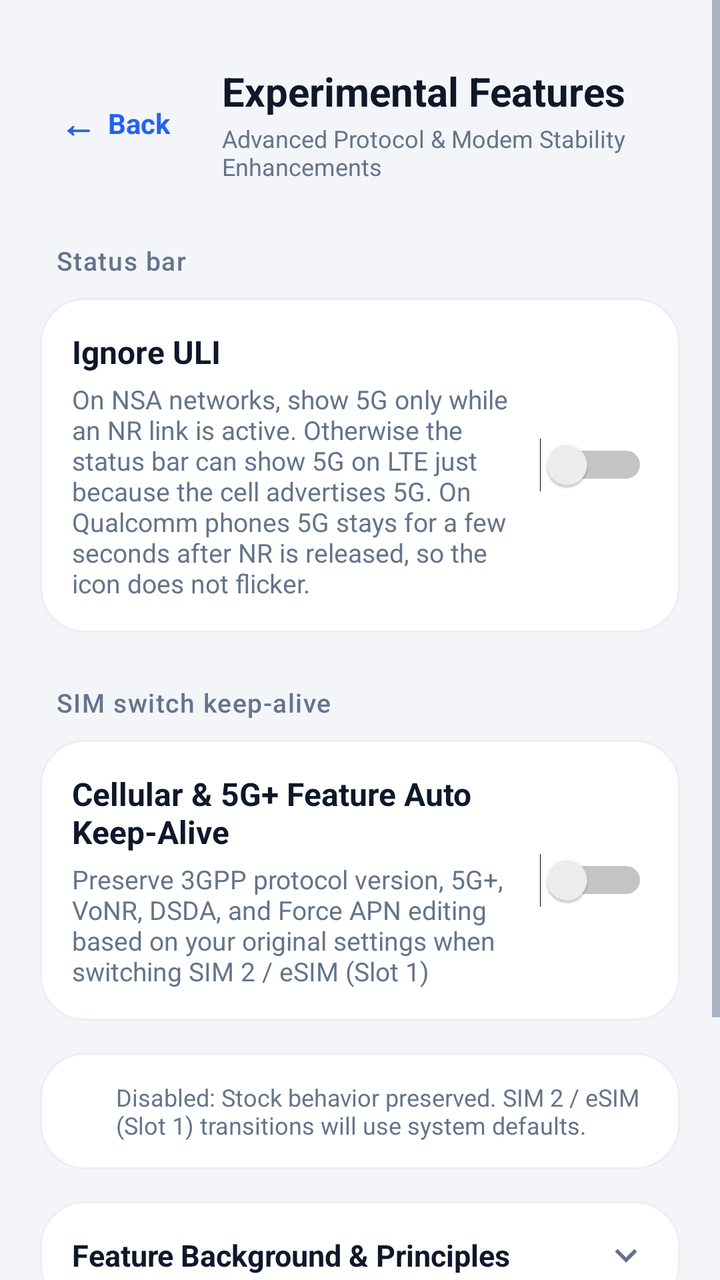
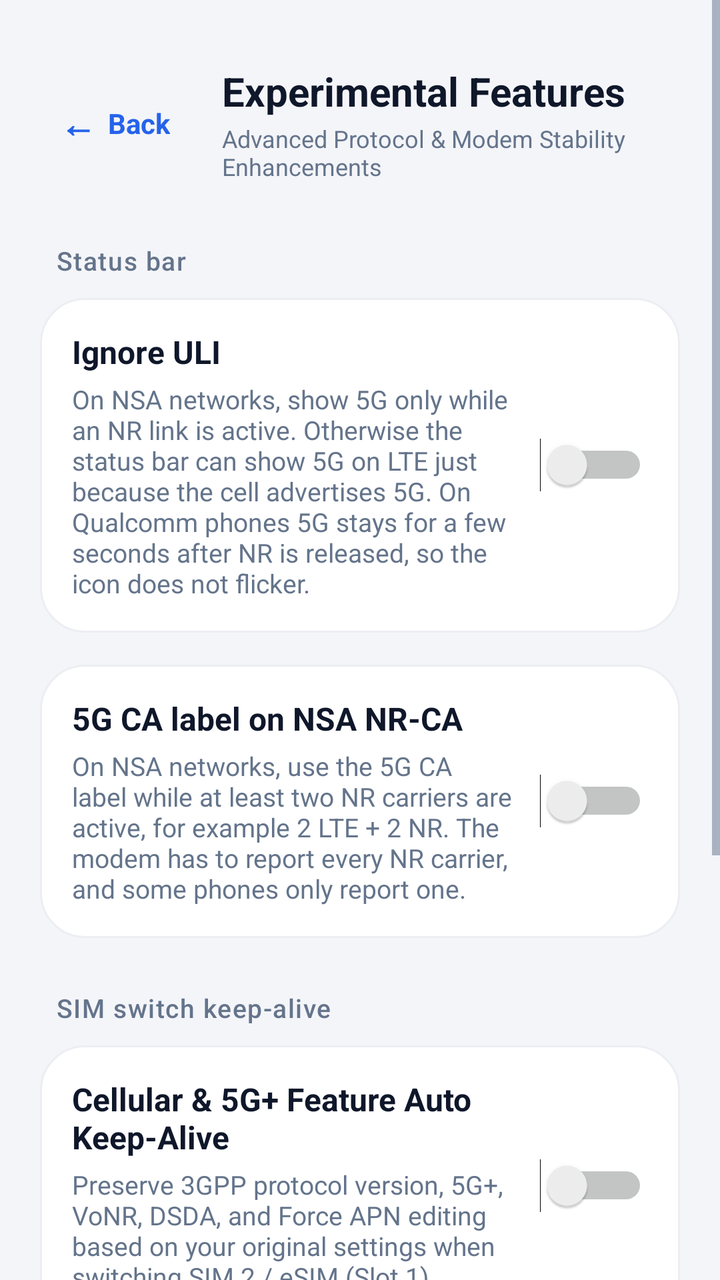

Before-and-after screenshots of an Android layout around one commit, followed by the original layout XML and the change that was made.
<!-- AndroidManifest.xml: application theme AppTheme -->
<!-- res/layout/activity_experimental.xml -->
<?xml version="1.0" encoding="utf-8"?>
<ScrollView xmlns:android="http://schemas.android.com/apk/res/android"
    android:layout_width="match_parent"
    android:layout_height="match_parent"
    android:background="@color/background"
    android:fillViewport="true">

    <LinearLayout
        android:layout_width="match_parent"
        android:layout_height="wrap_content"
        android:orientation="vertical"
        android:padding="20dp">

        
        <LinearLayout
            android:layout_width="match_parent"
            android:layout_height="wrap_content"
            android:orientation="horizontal"
            android:gravity="center_vertical"
            android:layout_marginBottom="20dp"
            android:paddingTop="12dp">

            <LinearLayout
                android:id="@+id/btn_back"
                android:layout_width="wrap_content"
                android:layout_height="wrap_content"
                android:orientation="horizontal"
                android:gravity="center_vertical"
                android:background="@drawable/bg_tab_unselected"
                android:clickable="true"
                android:focusable="true"
                android:paddingStart="10dp"
                android:paddingEnd="12dp"
                android:paddingTop="6dp"
                android:paddingBottom="6dp">

                <TextView
                    android:layout_width="wrap_content"
                    android:layout_height="wrap_content"
                    android:text="←"
                    android:textColor="@color/accent"
                    android:textSize="18sp"
                    android:textStyle="bold"
                    android:layout_marginEnd="6dp" />

                <TextView
                    android:layout_width="wrap_content"
                    android:layout_height="wrap_content"
                    android:text="@string/btn_back"
                    android:textColor="@color/accent"
                    android:textSize="14sp"
                    android:textStyle="bold" />
            </LinearLayout>

            <LinearLayout
                android:layout_width="0dp"
                android:layout_height="wrap_content"
                android:layout_weight="1"
                android:orientation="vertical"
                android:layout_marginStart="14dp">

                <TextView
                    android:layout_width="wrap_content"
                    android:layout_height="wrap_content"
                    android:text="@string/title_experimental"
                    android:textColor="@color/text_title"
                    android:textSize="20sp"
                    android:textStyle="bold" />

                <TextView
                    android:layout_width="wrap_content"
                    android:layout_height="wrap_content"
                    android:text="@string/subtitle_experimental"
                    android:textColor="@color/text_caption"
                    android:textSize="12sp"
                    android:layout_marginTop="2dp" />
            </LinearLayout>
        </LinearLayout>

        <TextView
            style="@style/SectionHeader"
            android:text="@string/section_status_bar" />

        
        <LinearLayout
            android:layout_width="match_parent"
            android:layout_height="wrap_content"
            android:background="@drawable/bg_card"
            android:orientation="horizontal"
            android:gravity="center_vertical"
            android:padding="16dp"
            android:layout_marginBottom="16dp">

            <LinearLayout
                android:layout_width="0dp"
                android:layout_height="wrap_content"
                android:layout_weight="1"
                android:orientation="vertical"
                android:layout_marginEnd="12dp">

                <LinearLayout
                    android:layout_width="wrap_content"
                    android:layout_height="wrap_content"
                    android:orientation="horizontal"
                    android:gravity="center_vertical">

                    <TextView
                        android:layout_width="wrap_content"
                        android:layout_height="wrap_content"
                        android:text="@string/pref_ignore_uli_title"
                        android:textColor="@color/text_title"
                        android:textSize="16sp"
                        android:textStyle="bold" />

                    <TextView
                        android:id="@+id/badge_ignore_uli_status"
                        android:layout_width="wrap_content"
                        android:layout_height="wrap_content"
                        android:layout_marginStart="8dp"
                        android:textColor="@color/text_caption"
                        android:textSize="12sp"
                        android:textStyle="bold" />
                </LinearLayout>

                <TextView
                    android:layout_width="wrap_content"
                    android:layout_height="wrap_content"
                    android:text="@string/pref_ignore_uli_desc"
                    android:textColor="@color/text_caption"
                    android:textSize="13sp"
                    android:layout_marginTop="4dp" />
            </LinearLayout>

            <Switch
                android:id="@+id/switch_ignore_uli"
                android:layout_width="wrap_content"
                android:layout_height="wrap_content" />
        </LinearLayout>

        <TextView
            style="@style/SectionHeader"
            android:text="@string/section_keep_alive" />

        
        <LinearLayout
            android:layout_width="match_parent"
            android:layout_height="wrap_content"
            android:background="@drawable/bg_card"
            android:orientation="vertical"
            android:padding="16dp"
            android:layout_marginBottom="16dp">

            <LinearLayout
                android:layout_width="match_parent"
                android:layout_height="wrap_content"
                android:orientation="horizontal"
                android:gravity="center_vertical">

                <LinearLayout
                    android:layout_width="0dp"
                    android:layout_height="wrap_content"
                    android:layout_weight="1"
                    android:orientation="vertical"
                    android:layout_marginEnd="12dp">

                    <LinearLayout
                        android:layout_width="wrap_content"
                        android:layout_height="wrap_content"
                        android:orientation="horizontal"
                        android:gravity="center_vertical">

                        <TextView
                            android:layout_width="wrap_content"
                            android:layout_height="wrap_content"
                            android:text="@string/pref_5ga_keepalive_title"
                            android:textColor="@color/text_title"
                            android:textSize="16sp"
                            android:textStyle="bold" />

                        <TextView
                            android:id="@+id/badge_5ga_keepalive_status"
                            android:layout_width="wrap_content"
                            android:layout_height="wrap_content"
                            android:layout_marginStart="8dp"
                            android:textColor="@color/text_caption"
                            android:textSize="12sp"
                            android:textStyle="bold" />
                    </LinearLayout>

                    <TextView
                        android:layout_width="wrap_content"
                        android:layout_height="wrap_content"
                        android:text="@string/pref_5ga_keepalive_desc"
                        android:textColor="@color/text_caption"
                        android:textSize="13sp"
                        android:layout_marginTop="4dp" />
                </LinearLayout>

                <Switch
                    android:id="@+id/switch_5ga_keepalive"
                    android:layout_width="wrap_content"
                    android:layout_height="wrap_content" />
            </LinearLayout>
        </LinearLayout>

        
        <LinearLayout
            android:layout_width="match_parent"
            android:layout_height="wrap_content"
            android:background="@drawable/bg_card"
            android:orientation="horizontal"
            android:gravity="center_vertical"
            android:padding="14dp"
            android:layout_marginBottom="16dp">

            <View
                android:id="@+id/dot_exp_status"
                android:layout_width="10dp"
                android:layout_height="10dp"
                android:layout_marginStart="4dp"
                android:layout_marginEnd="10dp" />

            <TextView
                android:id="@+id/tv_exp_status_hint"
                android:layout_width="0dp"
                android:layout_height="wrap_content"
                android:layout_weight="1"
                android:text="@string/experimental_tip_inactive"
                android:textColor="@color/text_caption"
                android:textSize="12sp" />
        </LinearLayout>

        
        <LinearLayout
            android:layout_width="match_parent"
            android:layout_height="wrap_content"
            android:background="@drawable/bg_card"
            android:orientation="vertical"
            android:padding="16dp"
            android:layout_marginBottom="16dp">

            <LinearLayout
                android:id="@+id/explain_header"
                android:layout_width="match_parent"
                android:layout_height="wrap_content"
                android:orientation="horizontal"
                android:gravity="center_vertical"
                android:clickable="true"
                android:focusable="true">

                <TextView
                    android:layout_width="0dp"
                    android:layout_height="wrap_content"
                    android:layout_weight="1"
                    android:text="@string/experimental_explain_title"
                    android:textColor="@color/text_title"
                    android:textSize="15sp"
                    android:textStyle="bold" />

                <ImageView
                    android:id="@+id/explain_chevron"
                    android:layout_width="22dp"
                    android:layout_height="22dp"
                    android:layout_marginStart="6dp"
                    android:importantForAccessibility="no"
                    android:src="@drawable/ic_chevron" />
            </LinearLayout>

            <TextView
                android:id="@+id/explain_content"
                android:layout_width="match_parent"
                android:layout_height="wrap_content"
                android:layout_marginTop="10dp"
                android:visibility="gone"
                android:text="@string/experimental_explain_content"
                android:textColor="@color/text_body"
                android:textSize="13sp"
                android:lineSpacingExtra="4dp" />
        </LinearLayout>

        
        <Button
            android:id="@+id/btn_restart_phone"
            android:layout_width="match_parent"
            android:layout_height="52dp"
            android:background="@drawable/bg_button_secondary"
            android:text="@string/btn_restart_phone_text"
            android:textColor="@color/btn_secondary_text"
            android:textSize="15sp"
            android:textStyle="bold"
            android:textAllCaps="false"
            android:layout_marginBottom="8dp" />

        <TextView
            android:layout_width="match_parent"
            android:layout_height="wrap_content"
            android:text="@string/restart_phone_desc"
            android:textColor="@color/text_caption"
            android:textSize="12sp"
            android:gravity="center"
            android:paddingStart="12dp"
            android:paddingEnd="12dp"
            android:paddingBottom="24dp" />

    </LinearLayout>
</ScrollView>
<!-- resources referenced by this layout -->
<resources>
  <color name="accent">#2563EB</color>
  <color name="background">#F4F5F9</color>
  <color name="btn_secondary_text">#1E293B</color>
  <color name="text_body">#334155</color>
  <color name="text_caption">#64748B</color>
  <color name="text_title">#0F172A</color>
  <string name="btn_back">Back</string>
  <string name="btn_restart_phone_text">Restart Phone Process</string>
  <string name="experimental_explain_title">Feature Background &amp; Principles</string>
  <string name="experimental_tip_inactive">Disabled: Stock behavior preserved. SIM 2 / eSIM (Slot 1) transitions will use system defaults.</string>
  <string name="pref_5ga_keepalive_desc">Preserve 3GPP protocol version, 5G+, VoNR, DSDA, and Force APN editing based on your original settings when switching SIM 2 / eSIM (Slot 1)</string>
  <string name="pref_5ga_keepalive_title">Cellular &amp; 5G+ Feature Auto Keep-Alive</string>
  <string name="pref_ignore_uli_desc">On NSA networks, show 5G only while an NR link is active. Otherwise the status bar can show 5G on LTE just because the cell advertises 5G. On Qualcomm phones 5G stays for a few seconds after NR is released, so the icon does not flicker.</string>
  <string name="pref_ignore_uli_title">Ignore ULI</string>
  <string name="restart_phone_desc">Reloads the phone process hooks without rebooting. Mobile network drops for a few seconds.</string>
  <string name="section_keep_alive">SIM switch keep-alive</string>
  <string name="section_status_bar">Status bar</string>
  <string name="subtitle_experimental">Advanced Protocol &amp; Modem Stability Enhancements</string>
  <string name="title_experimental">Experimental Features</string>
  <color name="btn_secondary_bg">#E8EBF2</color>
  <color name="card_bg">#FFFFFF</color>
  <color name="card_stroke">#ECEEF3</color>
  <color name="primary">#2563EB</color>
  <color name="primary_dark">#1D4ED8</color>
  <color name="radio_checked">#2563EB</color>
  <!-- unchanged entries left out for length: 7 -->
</resources>

<!-- the commit's change to res/layout/activity_experimental.xml (unified diff, before → after) -->
@@ -137,6 +137,62 @@
                 android:layout_height="wrap_content" />
         </LinearLayout>
 
+        
+        <LinearLayout
+            android:layout_width="match_parent"
+            android:layout_height="wrap_content"
+            android:background="@drawable/bg_card"
+            android:orientation="horizontal"
+            android:gravity="center_vertical"
+            android:padding="16dp"
+            android:layout_marginBottom="16dp">
+
+            <LinearLayout
+                android:layout_width="0dp"
+                android:layout_height="wrap_content"
+                android:layout_weight="1"
+                android:orientation="vertical"
+                android:layout_marginEnd="12dp">
+
+                <LinearLayout
+                    android:layout_width="wrap_content"
+                    android:layout_height="wrap_content"
+                    android:orientation="horizontal"
+                    android:gravity="center_vertical">
+
+                    <TextView
+                        android:layout_width="wrap_content"
+                        android:layout_height="wrap_content"
+                        android:text="@string/pref_nsa_nr_ca_title"
+                        android:textColor="@color/text_title"
+                        android:textSize="16sp"
+                        android:textStyle="bold" />
+
+                    <TextView
+                        android:id="@+id/badge_nsa_nr_ca_status"
+                        android:layout_width="wrap_content"
+                        android:layout_height="wrap_content"
+                        android:layout_marginStart="8dp"
+                        android:textColor="@color/text_caption"
+                        android:textSize="12sp"
+                        android:textStyle="bold" />
+                </LinearLayout>
+
+                <TextView
+                    android:layout_width="wrap_content"
+                    android:layout_height="wrap_content"
+                    android:text="@string/pref_nsa_nr_ca_desc"
+                    android:textColor="@color/text_caption"
+                    android:textSize="13sp"
+                    android:layout_marginTop="4dp" />
+            </LinearLayout>
+
+            <Switch
+                android:id="@+id/switch_nsa_nr_ca"
+                android:layout_width="wrap_content"
+                android:layout_height="wrap_content" />
+        </LinearLayout>
+
         <TextView
             style="@style/SectionHeader"
             android:text="@string/section_keep_alive" />
<!-- resource entries referenced after the edit -->
@@ -14,6 +14,8 @@
   <string name="pref_5ga_keepalive_title">Cellular &amp; 5G+ Feature Auto Keep-Alive</string>
   <string name="pref_ignore_uli_desc">On NSA networks, show 5G only while an NR link is active. Otherwise the status bar can show 5G on LTE just because the cell advertises 5G. On Qualcomm phones 5G stays for a few seconds after NR is released, so the icon does not flicker.</string>
   <string name="pref_ignore_uli_title">Ignore ULI</string>
+  <string name="pref_nsa_nr_ca_desc">On NSA networks, use the 5G CA label while at least two NR carriers are active, for example 2 LTE + 2 NR. The modem has to report every NR carrier, and some phones only report one.</string>
+  <string name="pref_nsa_nr_ca_title">5G CA label on NSA NR-CA</string>
   <string name="restart_phone_desc">Reloads the phone process hooks without rebooting. Mobile network drops for a few seconds.</string>
   <string name="section_keep_alive">SIM switch keep-alive</string>
   <string name="section_status_bar">Status bar</string>
